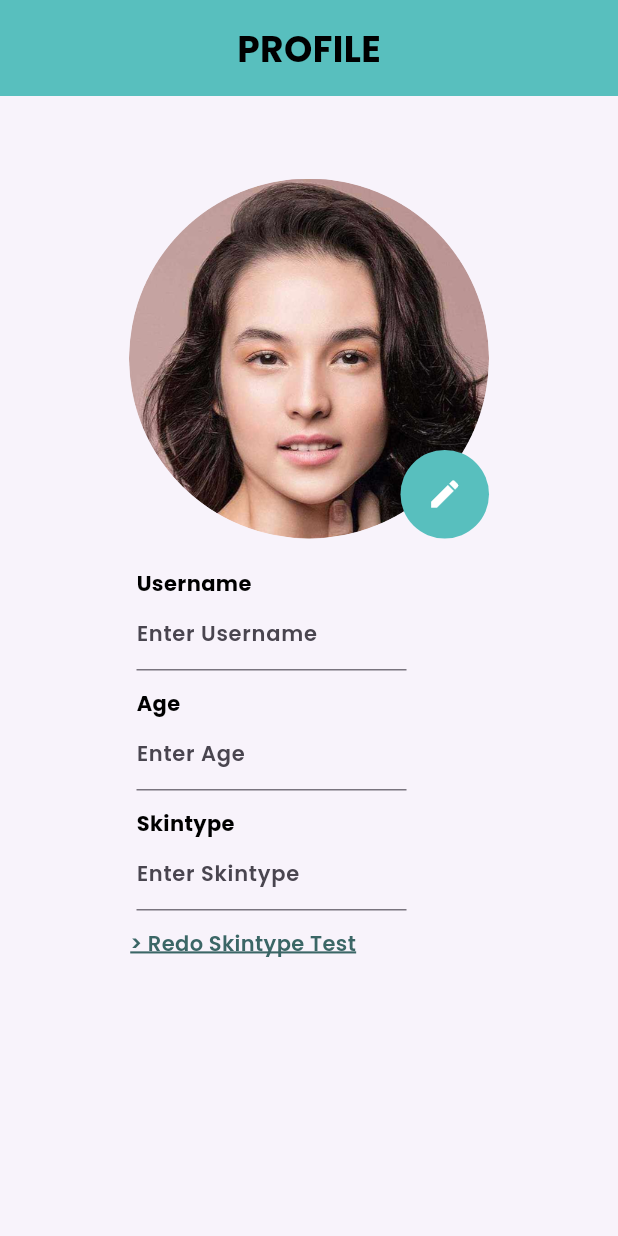
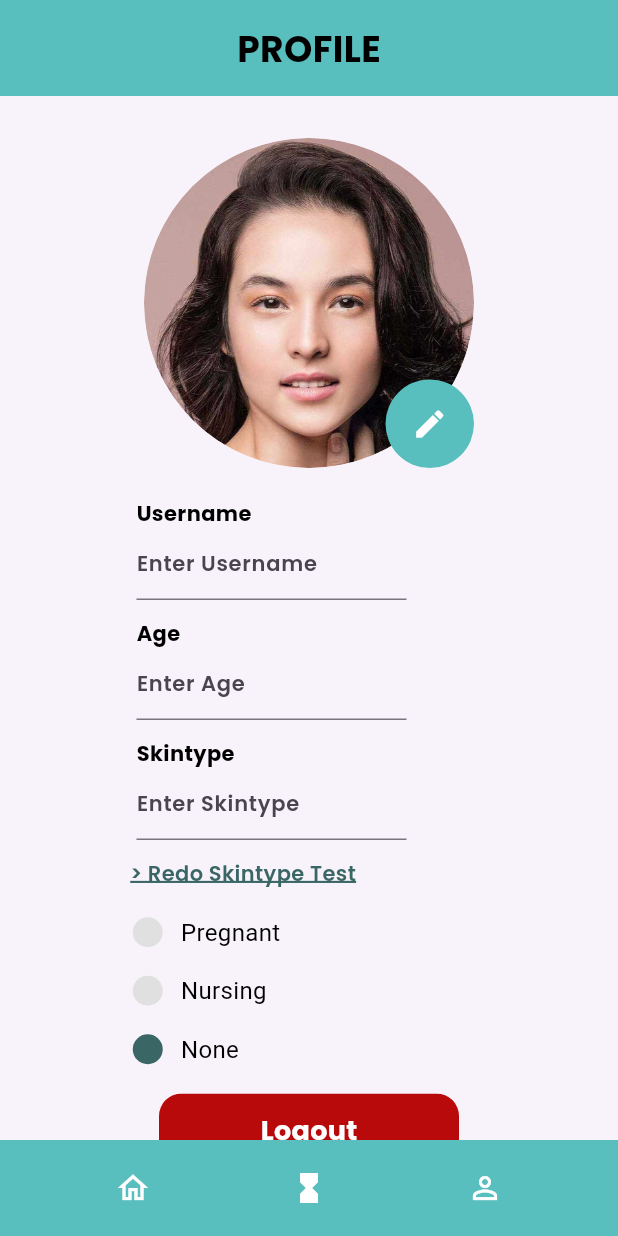
Before and after one commit to VeironVaya/faceit_app, a Flutter app: the screen it shows after launch, on a phone screen of 412 x 824 dp. Run offline on Flutter 3.47's test engine with Material 3 defaults, Android fonts, the phone set to English and light mode, and no system bars; our stand-ins replace get, google_fonts.

Commit message:
profile bener

```diff
--- a/lib/app/modules/home/views/home_view.dart
+++ b/lib/app/modules/home/views/home_view.dart
@@ -1,3 +1,4 @@
+import 'package:face_it_app/app/routes/app_pages.dart';
 import 'package:face_it_app/app/widgets/custom_botNavBar.dart';
 import 'package:face_it_app/app/widgets/custom_tiles.dart';
 import 'package:face_it_app/app/widgets/home_appbar.dart';
@@ -20,7 +21,7 @@ class HomeView extends GetView<HomeController> {
             children: [
               HomeAppbar(
                 name: "Chelsea",
-                onPress: () {},
+                onPress: () => Get.toNamed(Routes.PROFILE),
                 profilePict: "profilePictDummy.png",
                 skinType: "Combination",
               ),
--- a/lib/app/modules/profile/controllers/profile_controller.dart
+++ b/lib/app/modules/profile/controllers/profile_controller.dart
@@ -2,7 +2,11 @@ import 'package:flutter/material.dart';
 import 'package:get/get.dart';
 
 class ProfileController extends GetxController {
-  //TODO: Implement ProfileController
+  var selected = "None".obs;
+
+  void select(String value) {
+    selected.value = value;
+  }
 
   @override
   void onInit() {
--- a/lib/app/modules/profile/views/profile_view.dart
+++ b/lib/app/modules/profile/views/profile_view.dart
@@ -1,5 +1,8 @@
 import 'package:face_it_app/app/widgets/custom_app_bar.dart';
+import 'package:face_it_app/app/widgets/custom_botNavBar.dart';
 import 'package:face_it_app/app/widgets/custom_editable_text.dart';
+import 'package:face_it_app/app/widgets/custom_logout_button.dart';
+import 'package:face_it_app/app/widgets/custom_radio.dart';
 import 'package:flutter/material.dart';
 
 import 'package:get/get.dart';
@@ -8,19 +11,20 @@ import 'package:google_fonts/google_fonts.dart';
 import '../controllers/profile_controller.dart';
 
 class ProfileView extends GetView<ProfileController> {
-  const ProfileView({super.key});
+  ProfileView({super.key});
   @override
   Widget build(BuildContext context) {
     return Scaffold(
       backgroundColor: Color(0xFFF8F3FB),
       body: Column(
         mainAxisAlignment: MainAxisAlignment.start,
+        crossAxisAlignment: CrossAxisAlignment.center,
         children: [
           CustomAppBar(title: "PROFILE"),
-          SizedBox(height: 55),
+          SizedBox(height: 28),
           SizedBox(
-            height: 240,
-            width: 240,
+            height: 220,
+            width: 220,
             child: Stack(
               children: [
                 ClipOval(
@@ -80,12 +84,41 @@ class ProfileView extends GetView<ProfileController> {
                         decorationThickness: 2.0,
                         decorationColor: Color(0xFF3B6666)),
                   ),
-                )
+                ),
+                SizedBox(height: 10),
+                Container(
+                  height: 117,
+                  width: 185,
+                  child: Obx(() => Column(
+                        children: [
+                          CustomRadioWidget(
+                            text: "Pregnant",
+                            isSelected: controller.selected.value == "Pregnant",
+                            onTap: () => controller.selected("Pregnant"),
+                          ),
+                          CustomRadioWidget(
+                            text: "Nursing",
+                            isSelected: controller.selected.value == "Nursing",
+                            onTap: () => controller.selected("Nursing"),
+                          ),
+                          CustomRadioWidget(
+                            text: "None",
+                            isSelected: controller.selected.value == "None",
+                            onTap: () => controller.selected("None"),
+                          ),
+                        ],
+                      )),
+                ),
+                SizedBox(
+                  height: 10,
+                ),
               ],
             ),
           ),
+          CustomLogoutButton(text: "Logout", onPress: () {}),
         ],
       ),
+      bottomNavigationBar: CustomBotnavbar(),
     );
   }
 }
--- a/lib/app/routes/app_pages.dart
+++ b/lib/app/routes/app_pages.dart
@@ -27,7 +27,7 @@ class AppPages {
     ),
     GetPage(
       name: _Paths.PROFILE,
-      page: () => const ProfileView(),
+      page: () => ProfileView(),
       binding: ProfileBinding(),
     ),
   ];
--- a/lib/app/widgets/custom_botNavBar.dart
+++ b/lib/app/widgets/custom_botNavBar.dart
@@ -1,4 +1,6 @@
+import 'package:face_it_app/app/routes/app_pages.dart';
 import 'package:flutter/material.dart';
+import 'package:get/get.dart';
 
 class CustomBotnavbar extends StatelessWidget {
   const CustomBotnavbar({super.key});
@@ -13,7 +15,7 @@ class CustomBotnavbar extends StatelessWidget {
           onTap: () {},
           child: Ink(
               width: double.infinity,
-              height: 80,
+              height: 64,
               decoration: BoxDecoration(
                 color: Color(0xFF58BFBE),
               ),
@@ -24,9 +26,34 @@ class CustomBotnavbar extends StatelessWidget {
                   child: Row(
                     mainAxisAlignment: MainAxisAlignment.spaceAround,
                     children: [
-                      Icon(Icons.home_outlined),
-                      Icon(Icons.hourglass_full_outlined),
-                      Icon(Icons.person_outline)
+                      InkWell(
+                        borderRadius: BorderRadius.circular(100),
+                        onTap: () => Get.toNamed(Routes.HOME),
+                        child: SizedBox(
+                            width: 60,
+                            height: 60,
+                            child:
+                                Icon(Icons.home_outlined, color: Colors.white)),
+                      ),
+                      InkWell(
+                        borderRadius: BorderRadius.circular(100),
+                        onTap: () {}, // later add your function
+                        child: SizedBox(
+                          width: 60,
+                          height: 60,
+                          child: Icon(Icons.hourglass_full_outlined,
+                              color: Colors.white),
+                        ),
+                      ),
+                      InkWell(
+                        borderRadius: BorderRadius.circular(100),
+                        onTap: () => Get.toNamed(Routes.PROFILE),
+                        child: SizedBox(
+                            width: 60,
+                            height: 60,
+                            child: Icon(Icons.person_outline,
+                                color: Colors.white)),
+                      ),
                     ],
                   ),
                 ),
--- /dev/null
+++ b/lib/app/widgets/custom_logout_button.dart
@@ -0,0 +1,42 @@
+import 'package:flutter/material.dart';
+import 'package:google_fonts/google_fonts.dart';
+
+class CustomLogoutButton extends StatelessWidget {
+  final String text;
+  final String? icon;
+  final VoidCallback onPress;
+  const CustomLogoutButton(
+      {super.key, required this.text, this.icon, required this.onPress});
+
+  @override
+  Widget build(BuildContext context) {
+    return Material(
+      color: Colors.transparent,
+      borderRadius: BorderRadius.circular(15),
+      child: InkWell(
+        borderRadius: BorderRadius.circular(15),
+        splashColor: Color(0xFFF8F8F8),
+        onTap: onPress,
+        child: Ink(
+          width: 200,
+          height: 50,
+          decoration: BoxDecoration(
+            color: Color(0xFFB80A0A),
+            borderRadius: BorderRadius.circular(15),
+          ),
+          child: Center(
+            child: Text(
+              text,
+              style: GoogleFonts.poppins(
+                fontSize: 18,
+                fontWeight: FontWeight.bold,
+                color: Colors.white,
+                decoration: TextDecoration.none,
+              ),
+            ),
+          ),
+        ),
+      ),
+    );
+  }
+}
--- a/lib/app/widgets/custom_radio.dart
+++ b/lib/app/widgets/custom_radio.dart
@@ -1,30 +1,42 @@
 import 'package:flutter/material.dart';
 
-class CustomRadio extends StatelessWidget {
-  var int val;
-  const CustomRadio({super.key,required this.value});
+class CustomRadioWidget extends StatelessWidget {
+  final String text;
+  final bool isSelected;
+  final VoidCallback onTap;
+  const CustomRadioWidget(
+      {super.key,
+      required this.text,
+      required this.isSelected,
+      required this.onTap});
 
   @override
   Widget build(BuildContext context) {
-    return Column(
-                children: [
-                  Radio<int>(
-                    value: 1,
-                    groupValue: val,
-                    onChanged: (int? value) {
-                      val = value!;
-                    },
-                  ),
-                  Text("Option 1"),
-                  Radio<int>(
-                    value: 2,
-                    groupValue: val,
-                    onChanged: (int? value) {
-                      val = value!;
-                    },
-                  ),
-                  Text("Option 2"),
-                ],
-              );
+    return InkWell(
+      onTap: onTap,
+      child: Padding(
+        padding: const EdgeInsets.symmetric(vertical: 8.0),
+        child: Row(
+          children: [
+            Container(
+              width: 20,
+              height: 20,
+              decoration: BoxDecoration(
+                shape: BoxShape.circle,
+                color: isSelected ? Color(0xFF3B6666) : Colors.grey[300],
+              ),
+            ),
+            SizedBox(width: 12),
+            Text(
+              text,
+              style: TextStyle(
+                fontSize: 16,
+                color: Colors.black,
+              ),
+            ),
+          ],
+        ),
+      ),
+    );
   }
 }
```
